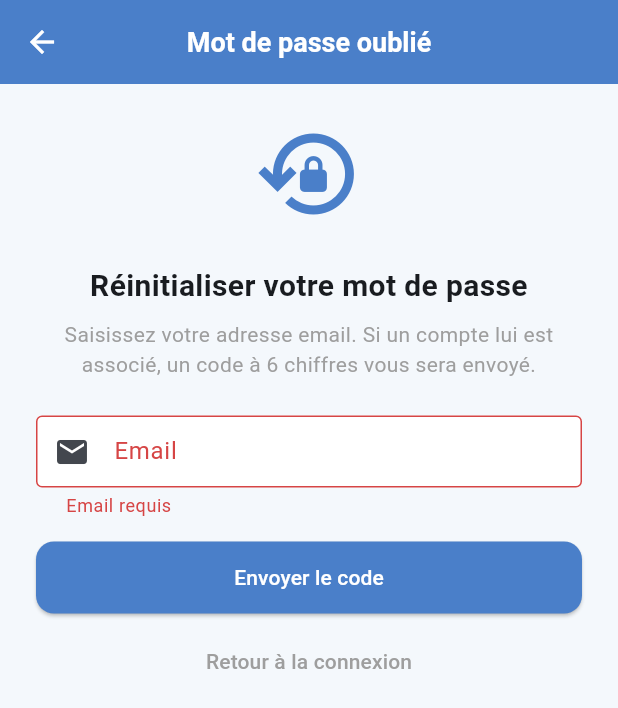
After one commit to rahmabarouni/vetclinic-, a Flutter app: the ForgotPasswordScreen screen opened directly, after a tap on "Envoyer le code", on a phone screen of 412 x 824 dp. The commit adds this screen. Shown: the top 708 px of the screen. Run offline on Flutter 3.47's test engine with Material 3 defaults, Android fonts, the phone set to English and light mode, and no system bars; our stand-ins replace dio, firebase_core, firebase_messaging, flutter_local_notifications, flutter_riverpod, flutter_secure_storage and 2 more; accounts and stored records are empty.

Commit message:
feat(auth): password reset flow in mobile app

```diff
--- a/vetclinic_app/lib/providers/auth_provider.dart
+++ b/vetclinic_app/lib/providers/auth_provider.dart
@@ -189,6 +189,34 @@ class AuthNotifier extends StateNotifier<AuthState> {
     }
   }
 
+  /// Retourne null en cas de succès, sinon le message à afficher.
+  Future<String?> forgotPassword({required String email}) async {
+    try {
+      await _api.forgotPassword(email: email);
+      return null;
+    } catch (e) {
+      return _mapPasswordResetError(e);
+    }
+  }
+
+  /// Retourne null en cas de succès, sinon le message à afficher.
+  Future<String?> resetPassword({
+    required String email,
+    required String code,
+    required String newPassword,
+  }) async {
+    try {
+      await _api.resetPassword(
+        email: email,
+        code: code,
+        newPassword: newPassword,
+      );
+      return null;
+    } catch (e) {
+      return _mapPasswordResetError(e);
+    }
+  }
+
   String _mapVerificationError(Object e) {
     final message = e.toString();
     if (message.contains('400')) return 'Code invalide ou email déjà vérifié';
@@ -201,6 +229,17 @@ class AuthNotifier extends StateNotifier<AuthState> {
     }
     return 'Erreur de vérification';
   }
+
+  String _mapPasswordResetError(Object e) {
+    final message = e.toString();
+    if (message.contains('429')) return 'Trop de demandes, patientez un instant';
+    if (message.contains('400')) return 'Code invalide ou expiré.';
+    if (message.contains('SocketException') ||
+        message.contains('Connection refused')) {
+      return 'Impossible de se connecter au serveur';
+    }
+    return 'Erreur de réinitialisation du mot de passe';
+  }
 }
 
 final authProvider = StateNotifierProvider<AuthNotifier, AuthState>((ref) {
--- /dev/null
+++ b/vetclinic_app/lib/screens/forgot_password_screen.dart
@@ -0,0 +1,140 @@
+import 'package:flutter/material.dart';
+import 'package:flutter_riverpod/flutter_riverpod.dart';
+import '../providers/auth_provider.dart';
+import '../theme/app_theme.dart';
+import 'reset_password_screen.dart';
+
+/// Message volontairement identique à celui du backend : il ne révèle jamais
+/// si l'adresse existe, conformément à la décision D5.
+const String genericForgotMessage =
+    'Si cet email existe, un code de réinitialisation a été envoyé.';
+
+class ForgotPasswordScreen extends ConsumerStatefulWidget {
+  const ForgotPasswordScreen({super.key});
+
+  @override
+  ConsumerState<ForgotPasswordScreen> createState() =>
+      _ForgotPasswordScreenState();
+}
+
+class _ForgotPasswordScreenState extends ConsumerState<ForgotPasswordScreen> {
+  final _formKey = GlobalKey<FormState>();
+  final _emailController = TextEditingController();
+  bool _submitting = false;
+
+  @override
+  void dispose() {
+    _emailController.dispose();
+    super.dispose();
+  }
+
+  Future<void> _submit() async {
+    if (!_formKey.currentState!.validate()) return;
+    setState(() => _submitting = true);
+    final error = await ref
+        .read(authProvider.notifier)
+        .forgotPassword(email: _emailController.text.trim());
+    if (!mounted) return;
+    setState(() => _submitting = false);
+
+    if (error != null) {
+      ScaffoldMessenger.of(context).showSnackBar(
+        SnackBar(content: Text(error), backgroundColor: AppColors.error),
+      );
+      return;
+    }
+
+    ScaffoldMessenger.of(context).showSnackBar(
+      SnackBar(
+        content: const Text(genericForgotMessage),
+        backgroundColor: AppColors.success,
+      ),
+    );
+    await Navigator.push(
+      context,
+      MaterialPageRoute(
+        builder: (_) => ResetPasswordScreen(email: _emailController.text.trim()),
+      ),
+    );
+  }
+
+  @override
+  Widget build(BuildContext context) {
+    return Scaffold(
+      appBar: AppBar(title: const Text('Mot de passe oublié')),
+      body: SingleChildScrollView(
+        padding: const EdgeInsets.all(24),
+        child: Form(
+          key: _formKey,
+          child: Column(
+            crossAxisAlignment: CrossAxisAlignment.stretch,
+            children: [
+              const Icon(Icons.lock_reset_outlined,
+                  size: 72, color: AppColors.primary),
+              const SizedBox(height: 24),
+              const Text(
+                'Réinitialiser votre mot de passe',
+                style: TextStyle(fontSize: 20, fontWeight: FontWeight.bold),
+                textAlign: TextAlign.center,
+              ),
+              const SizedBox(height: 8),
+              const Text(
+                'Saisissez votre adresse email. Si un compte lui est associé, '
+                'un code à 6 chiffres vous sera envoyé.',
+                style: TextStyle(fontSize: 14, color: Colors.grey),
+                textAlign: TextAlign.center,
+              ),
+              const SizedBox(height: 24),
+              TextFormField(
+                key: const Key('forgot-email'),
+                controller: _emailController,
+                keyboardType: TextInputType.emailAddress,
+                decoration: const InputDecoration(
+                  labelText: 'Email',
+                  prefixIcon: Icon(Icons.email),
+                  border: OutlineInputBorder(),
+                ),
+                validator: (value) {
+                  if (value == null || value.trim().isEmpty) {
+                    return 'Email requis';
+                  }
+                  if (!value.trim().contains('@')) return 'Email invalide';
+                  return null;
+                },
+              ),
+              const SizedBox(height: 16),
+              SizedBox(
+                height: 48,
+                child: ElevatedButton(
+                  onPressed: _submitting ? null : _submit,
+                  style: ElevatedButton.styleFrom(
+                    backgroundColor: AppColors.primary,
+                    foregroundColor: Colors.white,
+                  ),
+                  child: _submitting
+                      ? const SizedBox(
+                          height: 20,
+                          width: 20,
+                          child: CircularProgressIndicator(
+                            strokeWidth: 2,
+                            color: Colors.white,
+                          ),
+                        )
+                      : const Text('Envoyer le code'),
+                ),
+              ),
+              const SizedBox(height: 8),
+              TextButton(
+                onPressed: _submitting
+                    ? null
+                    : () => Navigator.popUntil(context, (route) => route.isFirst),
+                child: const Text('Retour à la connexion',
+                    style: TextStyle(color: Colors.grey)),
+              ),
+            ],
+          ),
+        ),
+      ),
+    );
+  }
+}
--- a/vetclinic_app/lib/services/api_service.dart
+++ b/vetclinic_app/lib/services/api_service.dart
@@ -95,6 +95,28 @@ class ApiService {
       'email': email,
     });
     return response.data as Map<String, dynamic>;
+  }
+
+  /// Demande un code de réinitialisation. La réponse est volontairement générique.
+  Future<String> forgotPassword({required String email}) async {
+    final response = await _dio.post('/api/v1/auth/forgot-password', data: {
+      'email': email,
+    });
+    return (response.data as Map<String, dynamic>)['message'] as String;
+  }
+
+  /// Réinitialise le mot de passe avec le code reçu par email.
+  Future<String> resetPassword({
+    required String email,
+    required String code,
+    required String newPassword,
+  }) async {
+    final response = await _dio.post('/api/v1/auth/reset-password', data: {
+      'email': email,
+      'code': code,
+      'newPassword': newPassword,
+    });
+    return (response.data as Map<String, dynamic>)['message'] as String;
   }
 
   Future<Map<String, dynamic>> getProfile() async {
```
Also changed, not shown: vetclinic_app/lib/screens/login_screen.dart (+13 -1 lines), vetclinic_app/lib/screens/reset_password_screen.dart (added, +202 -0 lines), 1 other file.
